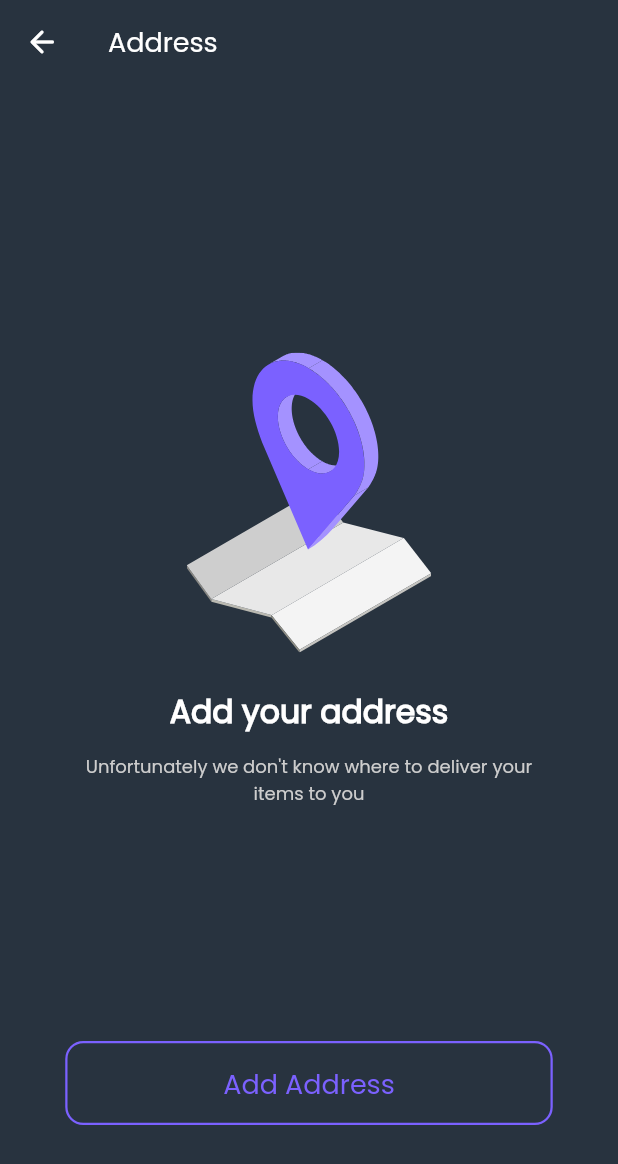
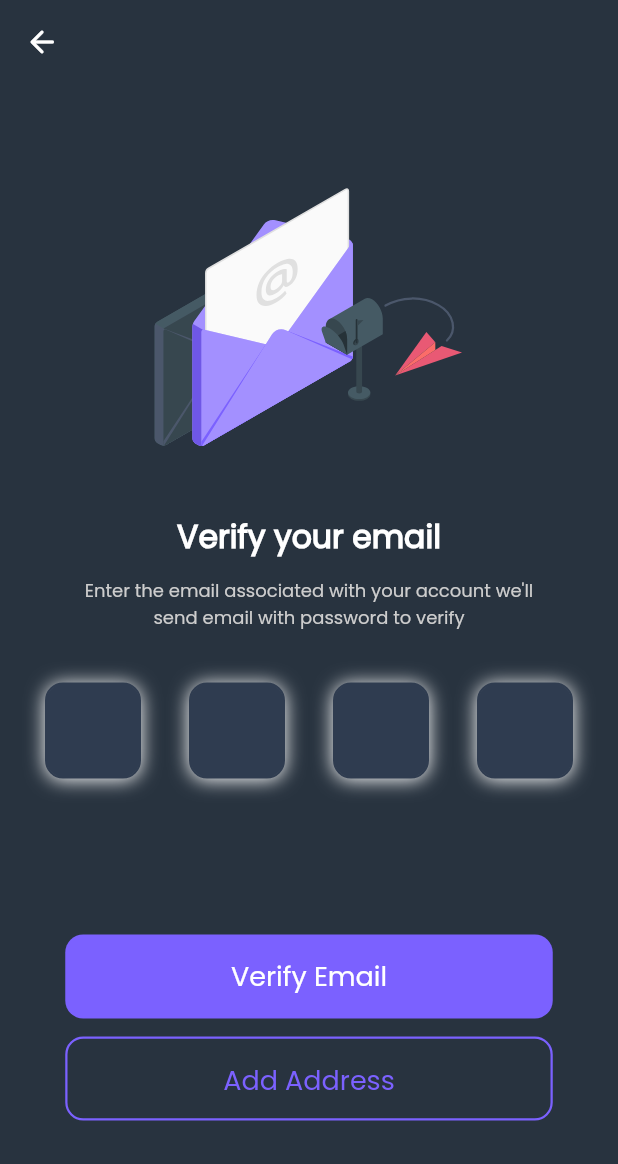
Before and after one commit to salsabilelshiekh2022/Running-App, a Flutter app: the screen it shows after launch, on a phone screen of 412 x 824 dp. Shown: the top 1164 px of the screen. Run offline on Flutter 3.47's test engine with Material 2 defaults, Android fonts, the light colour scheme and no system bars; drawn by our look-alikes of pin_code_fields; our stand-ins replace bloc, firebase_auth, firebase_core, flutter_svg; accounts and stored records are empty.

Commit message:
Finish verify email page ui

```diff
--- a/lib/app/run_app.dart
+++ b/lib/app/run_app.dart
@@ -1,6 +1,7 @@
 import 'package:flutter/material.dart';
 import 'package:running_app/constants.dart';
 import 'package:running_app/core/router/router.dart';
+import 'package:running_app/views/verify_email/view.dart';
 
 import '../views/add_address/view.dart';
 
@@ -23,7 +24,7 @@ class RunApp extends StatelessWidget {
       ),
       navigatorKey: navigatorKey,
       onGenerateRoute: onGenerate,
-      home: const AddAddress(),
+      home: const VerifyEmail(),
     );
   }
 }
--- /dev/null
+++ b/lib/views/verify_email/view.dart
@@ -0,0 +1,75 @@
+import 'package:flutter/material.dart';
+import 'package:flutter_svg/svg.dart';
+import 'package:running_app/widgets/app_button.dart';
+import 'package:running_app/widgets/app_text.dart';
+import 'package:running_app/widgets/main_button.dart';
+import 'package:running_app/widgets/otp_code.dart';
+
+class VerifyEmail extends StatelessWidget {
+  const VerifyEmail({super.key});
+
+  @override
+  Widget build(BuildContext context) {
+    return Scaffold(
+      appBar: AppBar(
+        leading: const Icon(Icons.arrow_back_rounded),
+      ),
+      body: SingleChildScrollView(
+        physics: const BouncingScrollPhysics(),
+        child: SafeArea(
+          child: Column(
+            crossAxisAlignment: CrossAxisAlignment.center,
+            children: [
+              const SizedBox(
+                height: 69,
+              ),
+              Center(
+                child: SvgPicture.asset('assets/images/verifyEmail.svg'),
+              ),
+              const SizedBox(
+                height: 44,
+              ),
+              const AppText(
+                text: 'Verify your email',
+                fontSize: 21,
+                fontWeight: FontWeight.w700,
+              ),
+              const SizedBox(
+                height: 12,
+              ),
+              const Padding(
+                padding: EdgeInsets.symmetric(horizontal: 42),
+                child: AppText(
+                  text:
+                      "Enter the email associated with your account we'll send email with password to verify",
+                  maxLines: 2,
+                  textAlign: TextAlign.center,
+                  color: Color(0xFFCDCDCD),
+                  fontSize: 12,
+                ),
+              ),
+              const SizedBox(
+                height: 26,
+              ),
+              const PinCode(),
+              const SizedBox(
+                height: 80,
+              ),
+              const AppButton(
+                title: 'Verify Email',
+                width: 325,
+              ),
+              const SizedBox(
+                height: 12,
+              ),
+              MainButton(
+                onTap: () {},
+                title: 'Add Address',
+              ),
+            ],
+          ),
+        ),
+      ),
+    );
+  }
+}
--- /dev/null
+++ b/lib/widgets/otp_code.dart
@@ -0,0 +1,124 @@
+import 'dart:async';
+
+import 'package:flutter/material.dart';
+import 'package:pin_code_fields/pin_code_fields.dart';
+
+class PinCode extends StatefulWidget {
+  const PinCode({super.key, this.phoneNumber});
+  final String? phoneNumber;
+  @override
+  State<PinCode> createState() => _PinCodeState();
+}
+
+class _PinCodeState extends State<PinCode> {
+  TextEditingController textEditingController = TextEditingController();
+  bool hasError = false;
+  String currentText = "";
+  final formKey = GlobalKey<FormState>();
+  StreamController<ErrorAnimationType>? errorController;
+  @override
+  void initState() {
+    errorController = StreamController<ErrorAnimationType>();
+    super.initState();
+  }
+
+  @override
+  void dispose() {
+    errorController!.close();
+
+    super.dispose();
+  }
+
+  @override
+  Widget build(BuildContext context) {
+    return Form(
+      key: formKey,
+      child: Padding(
+        padding: const EdgeInsets.symmetric(
+          vertical: 8.0,
+          horizontal: 30,
+        ),
+        child: PinCodeTextField(
+          appContext: context,
+          //backgroundColor: Color(0xFF2F3C50),
+          pastedTextStyle: const TextStyle(
+            color: Colors.white,
+            fontWeight: FontWeight.bold,
+          ),
+          length: 4,
+
+          animationType: AnimationType.fade,
+          // validator: (v) {
+          //   if (v!.length < 4) {
+          //     return "I'm from validator";
+          //   } else {
+          //     return null;
+          //   }
+          // },
+          pinTheme: PinTheme(
+            shape: PinCodeFieldShape.box,
+            borderRadius: BorderRadius.circular(12),
+            fieldHeight: 64,
+            fieldWidth: 64,
+            activeFillColor: const Color(0xFF2F3C50),
+            inactiveColor: const Color(0xFF2F3C50),
+            disabledColor: const Color(0xFF2F3C50),
+            activeColor: const Color(0xFF2F3C50),
+            selectedColor: const Color(0xFF2F3C50),
+            inactiveFillColor: const Color(0xFF2F3C50),
+            selectedFillColor: const Color(0xFF2F3C50),
+            errorBorderColor: Colors.white,
+            borderWidth: 1.5,
+            activeBoxShadow: [
+              const BoxShadow(
+                color: Color(0x0C1C252C),
+                blurRadius: 12,
+                offset: Offset(0, 4),
+                spreadRadius: 0,
+              )
+            ],
+          ),
+          cursorColor: Colors.grey,
+          textStyle: TextStyle(
+            color: Colors.white,
+            fontSize: 30,
+            fontFamily: 'Quicksand',
+            fontWeight: FontWeight.w700,
+          ),
+          animationDuration: const Duration(milliseconds: 300),
+          enableActiveFill: true,
+          errorAnimationController: errorController,
+          controller: textEditingController,
+
+          keyboardType: TextInputType.number,
+
+          boxShadows: const [
+            BoxShadow(
+              offset: Offset(0, 1),
+              color: Colors.white,
+              blurRadius: 10,
+            )
+          ],
+          onCompleted: (v) {
+            debugPrint("Completed");
+          },
+          // onTap: () {
+          //   print("Pressed");
+          // },
+          onChanged: (value) {
+            debugPrint(value);
+            setState(() {
+              currentText = value;
+            });
+          },
+          beforeTextPaste: (text) {
+            debugPrint("Allowing to paste $text");
+            //if you return true then it will show the paste confirmation dialog. Otherwise if false, then nothing will happen.
+            //but you can show anything you want here, like your pop up saying wrong paste format or etc
+            return true;
+          },
+        ),
+      ),
+    );
+  }
+}
--- a/pubspec.yaml
+++ b/pubspec.yaml
@@ -14,6 +14,7 @@ dependencies:
     sdk: flutter
   flutter_bloc: ^8.1.3
   flutter_svg: ^2.0.9
+  pin_code_fields: ^8.0.1
 
 dev_dependencies:
   flutter_lints: ^2.0.0
```
Also changed, not shown: pubspec.lock.
